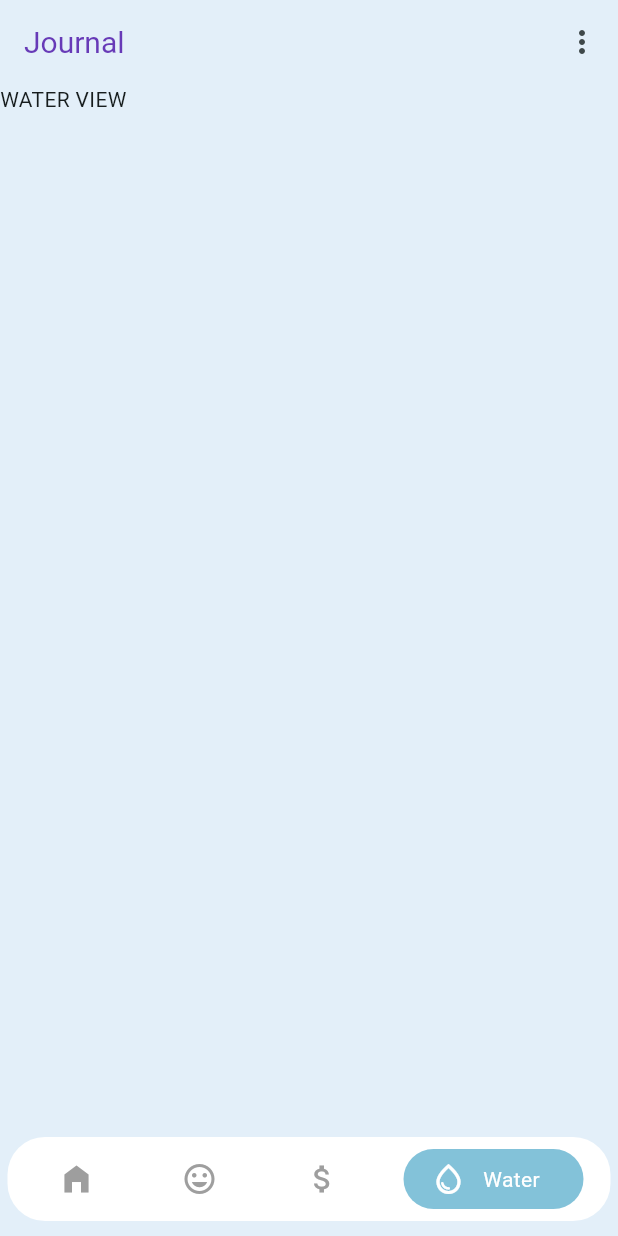
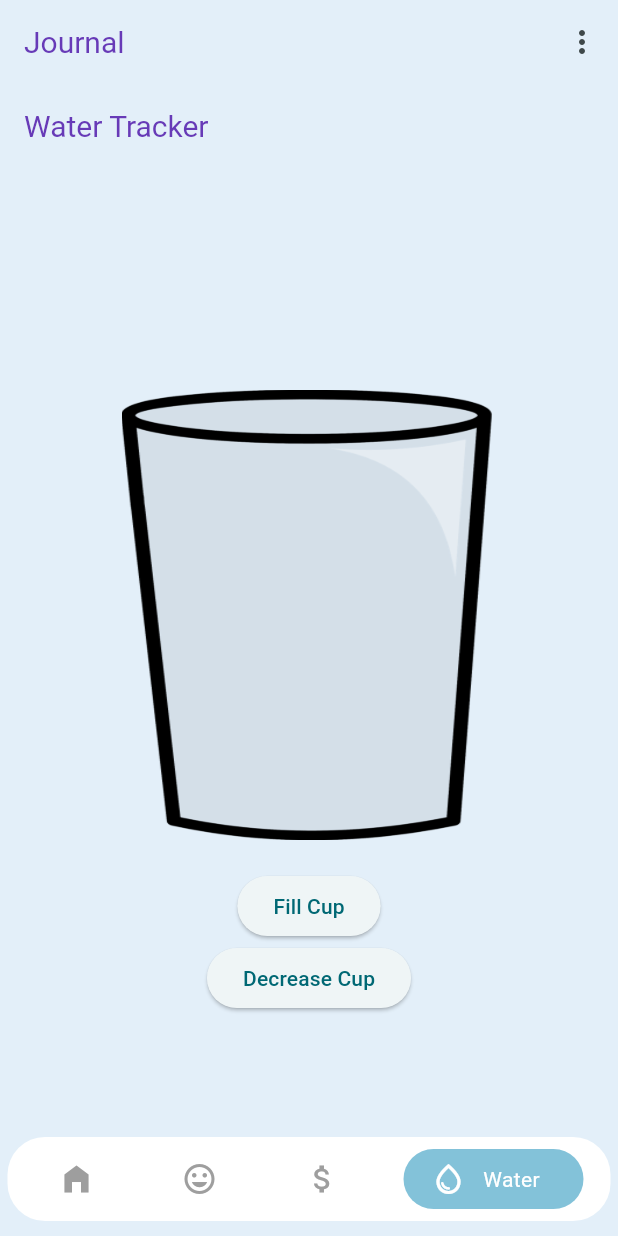
Before and after one commit to ariem1/App_Dev_2_Project, a Flutter app: the screen it shows after launch, swiped to page 4, on a phone screen of 412 x 824 dp. Run offline on Flutter 3.47's test engine with Material 3 defaults, Android fonts, the phone set to English and light mode, and no system bars; our stand-ins replace table_calendar.

Commit message:
Water tracker
added a basic water animation where the cup fills up.. TO BE FIXED IMPROVED LATER.

```diff
--- a/lib/main.dart
+++ b/lib/main.dart
@@ -5,28 +5,40 @@ void main() {
   runApp(const MyApp());
 }
 
-class MyApp extends StatelessWidget {
+class MyApp extends StatefulWidget {
   const MyApp({super.key});
 
-  // Define the custom color with correct alpha channel
-  final Color customColor = const Color(0xFFE3EFF9);  // Updated with full opacity (0xFF)
+  @override
+  _MyAppState createState() => _MyAppState();
+}
+
+class _MyAppState extends State<MyApp> {
+  Color _backgroundColor = const Color(0xFFE3EFF9);
+
+
+  void _updateBackgroundColor(Color color) {
+    setState(() {
+      _backgroundColor = color;
+    });
+  }
 
   @override
   Widget build(BuildContext context) {
     return MaterialApp(
       title: 'Aura Journal',
-      color: Colors.deepPurple,
       debugShowCheckedModeBanner: false,
       theme: ThemeData(
         colorScheme: ColorScheme.fromSeed(seedColor: Colors.white),
-        scaffoldBackgroundColor: customColor, // Set the body background color here
+        scaffoldBackgroundColor: _backgroundColor,
         appBarTheme: AppBarTheme(
           titleTextStyle: TextStyle(color: Colors.deepPurple, fontSize: 20),
-          backgroundColor: customColor,
+          backgroundColor: _backgroundColor,
         ),
         useMaterial3: true,
       ),
-      home: const MainPage(),
+      home: MainPage(
+        onColorUpdate: _updateBackgroundColor,
+      ),
     );
   }
 }
--- a/lib/pages/main_page.dart
+++ b/lib/pages/main_page.dart
@@ -1,14 +1,16 @@
-import 'home_page.dart';
+import 'package:flutter/material.dart';
+import 'package:aura_journal/pages/home_page.dart';
 import 'package:aura_journal/pages/mood_page.dart';
 import 'package:aura_journal/pages/budget_page.dart';
 import 'package:aura_journal/pages/water_page.dart';
 import 'package:aura_journal/pages/to_do_page.dart';
-import 'package:flutter/material.dart';
-import 'nav_bar.dart';
-import 'settings_page.dart';
+import 'package:aura_journal/pages/nav_bar.dart';
+import 'package:aura_journal/pages/settings_page.dart';
 
 class MainPage extends StatefulWidget {
-  const MainPage({super.key});
+  final void Function(Color) onColorUpdate;
+
+  const MainPage({super.key, required this.onColorUpdate});
 
   @override
   State<MainPage> createState() => _MainPageState();
@@ -48,7 +50,11 @@ class _MainPageState extends State<MainPage> {
                 Navigator.push(
                   context,
                   MaterialPageRoute(
-                    builder: (context) => SettingsPage(journalName: _journalName, onNameUpdated: _updateJournalName,),
+                    builder: (context) => SettingsPage(
+                      journalName: _journalName,
+                      onNameUpdated: _updateJournalName,
+                      onColorUpdate: widget.onColorUpdate,
+                    ),
                   ),
                 ).then((updatedName) {
                   if (updatedName != null) {
--- a/lib/pages/water_page.dart
+++ b/lib/pages/water_page.dart
@@ -1,4 +1,3 @@
-
 import 'package:flutter/cupertino.dart';
 import 'package:flutter/material.dart';
 
@@ -10,11 +9,66 @@ class WaterPage extends StatefulWidget {
 }
 
 class _WaterPageState extends State<WaterPage> {
+  double fillPercentage = 0.0;
+
+  void increaseFill() {
+    setState(() {
+      // Increment fill by 1/4 each time, up to full **TO BE CHANGED***
+      fillPercentage = (fillPercentage + 0.25).clamp(0.0, 1.0);
+    });
+  }
+
+  void decreaseFill() {
+    setState(() {
+      fillPercentage = (fillPercentage - 0.25).clamp(0.0, 1.0);
+    });
+  }
 
   @override
   Widget build(BuildContext context) {
     return Scaffold(
-      body: Text('WATER VIEW'),
+      appBar: AppBar(
+        title: Text("Water Tracker"),
+      ),
+      body: Center(
+        child: Column(
+          mainAxisAlignment: MainAxisAlignment.center,
+          children: [
+            Stack(
+              alignment: Alignment.bottomCenter,
+              children: [
+                // Water fill background
+                ClipRect(
+                  child: Align(
+                    alignment: Alignment.bottomCenter,
+                    child: AnimatedContainer(
+                      duration: Duration(seconds: 1),
+                      width: 200,
+                      height: 300 * fillPercentage,
+                      color: Colors.blueAccent,
+                    ),
+                  ),
+                ),
+                Image.asset(
+                  'assets/cup.png',
+                  width: 250,
+                  height: 300,
+                  fit: BoxFit.fill,
+                ),
+              ],
+            ),
+            SizedBox(height: 20),
+            ElevatedButton(
+              onPressed: increaseFill,
+              child: Text("Fill Cup"),
+            ),
+            ElevatedButton(
+              onPressed: decreaseFill,
+              child: Text("Decrease Cup"),
+            ),
+          ],
+        ),
+      ),
     );
   }
 }
--- a/pubspec.yaml
+++ b/pubspec.yaml
@@ -56,11 +56,15 @@ dev_dependencies:
 
 # The following section is specific to Flutter packages.
 flutter:
+  assets:
+    - assets/emptycup.png
+    - assets/cup.png
 
   # The following line ensures that the Material Icons font is
   # included with your application, so that you can use the icons in
   # the material Icons class.
   uses-material-design: true
+
 
   # To add assets to your application, add an assets section, like this:
   # assets:
```
Also changed, not shown: lib/pages/mood_page.dart (+133 -3 lines), lib/pages/settings_page.dart (+27 -26 lines), assets/cup.png (added), assets/emptycup.png (added).
